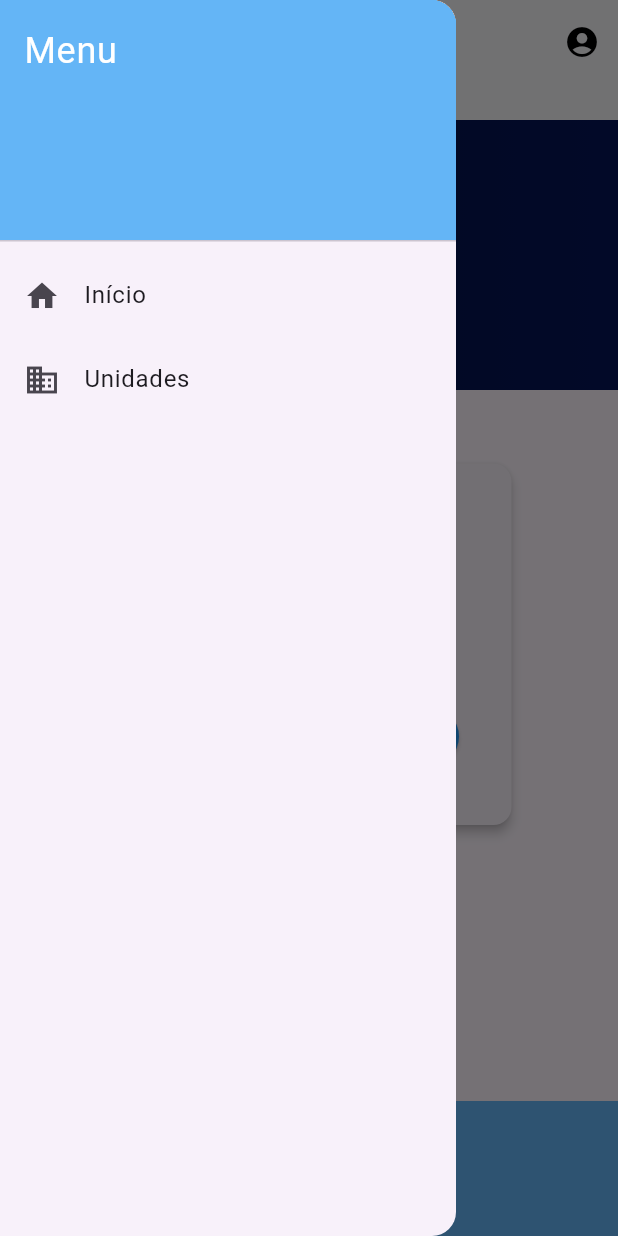
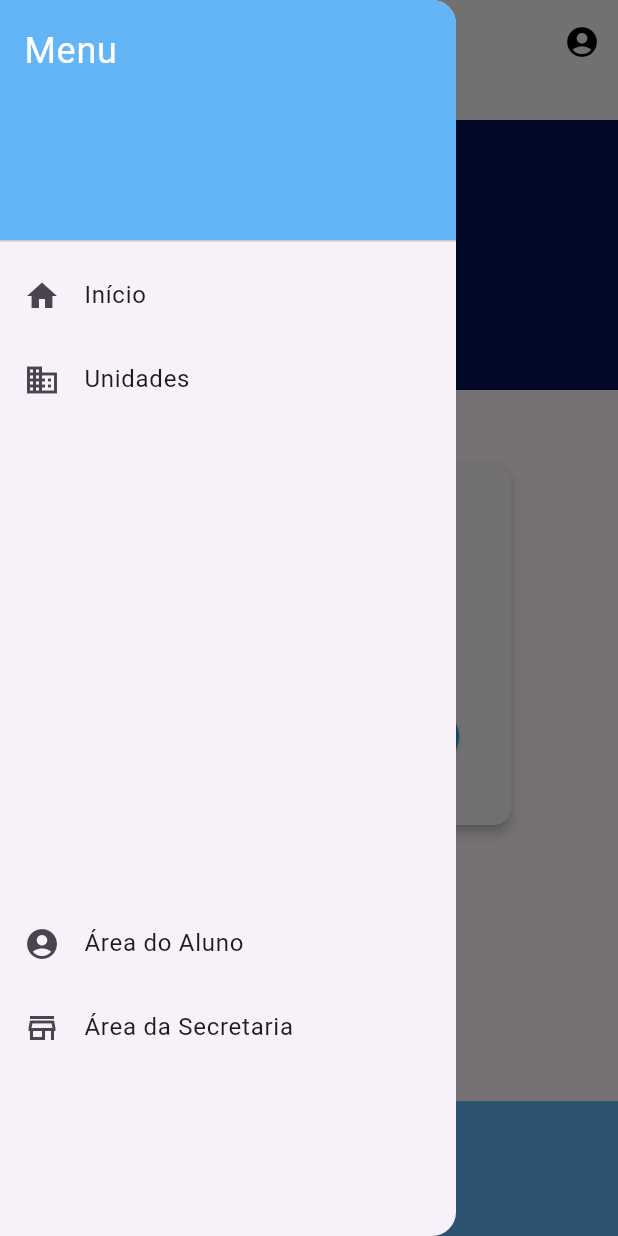
Before and after one commit to Kaio-Goes/university, a Flutter app: the UnitsPage screen opened directly, with the side drawer open, on a phone screen of 412 x 824 dp. Run offline on Flutter 3.47's test engine with Material 3 defaults, Android fonts, the phone set to English and light mode, and no system bars; our stand-ins replace flutter_svg, mask_text_input_formatter.

Commit message:
Feature area

```diff
--- a/lib/components/drawer_component.dart
+++ b/lib/components/drawer_component.dart
@@ -40,14 +40,23 @@ class DrawerComponent extends StatelessWidget {
               );
             },
           ),
-          // ListTile(
-          //   leading: const Icon(Icons.contact_mail),
-          //   title: const Text('Contato'),
-          //   onTap: () {
-          //     // Navegação para Contato
-          //     Navigator.pop(context); // Fecha o drawer
-          //   },
-          // ),
+          const SizedBox(height: 320),
+          ListTile(
+            leading: const Icon(Icons.account_circle_rounded),
+            title: const Text('Área do Aluno'),
+            onTap: () {
+              // Navegação para Contato
+              Navigator.pop(context); // Fecha o drawer
+            },
+          ),
+          ListTile(
+            leading: const Icon(Icons.store_mall_directory_outlined),
+            title: const Text('Área da Secretaria'),
+            onTap: () {
+              // Navegação para Contato
+              Navigator.pop(context); // Fecha o drawer
+            },
+          ),
         ],
       ),
     );
```
